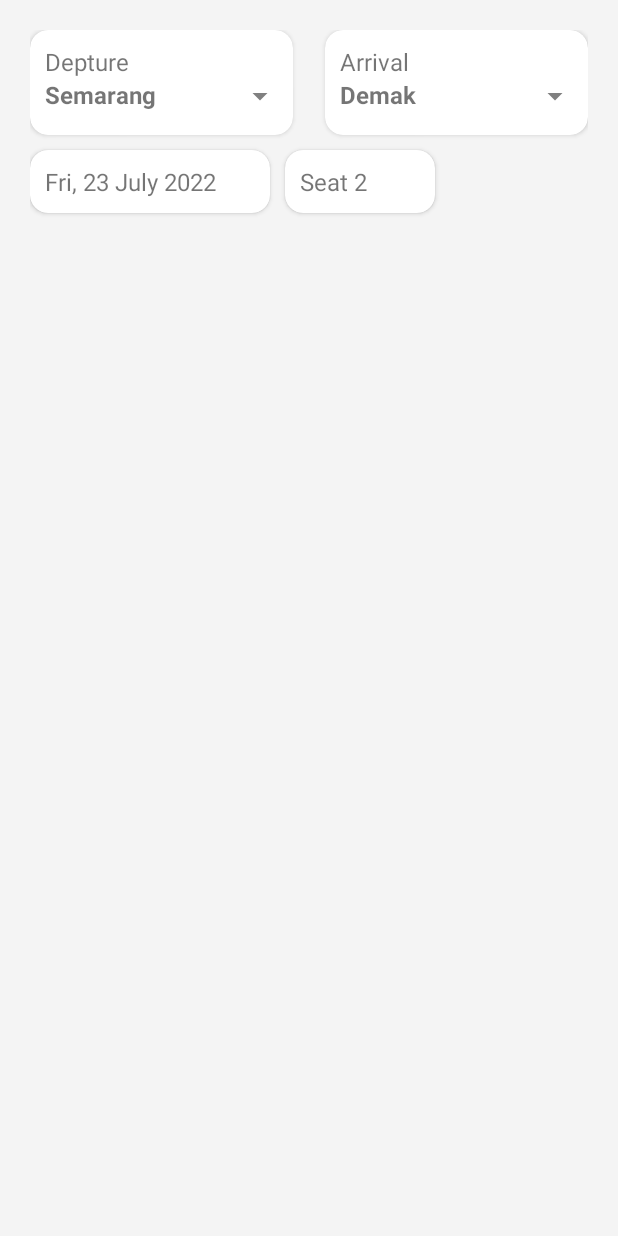
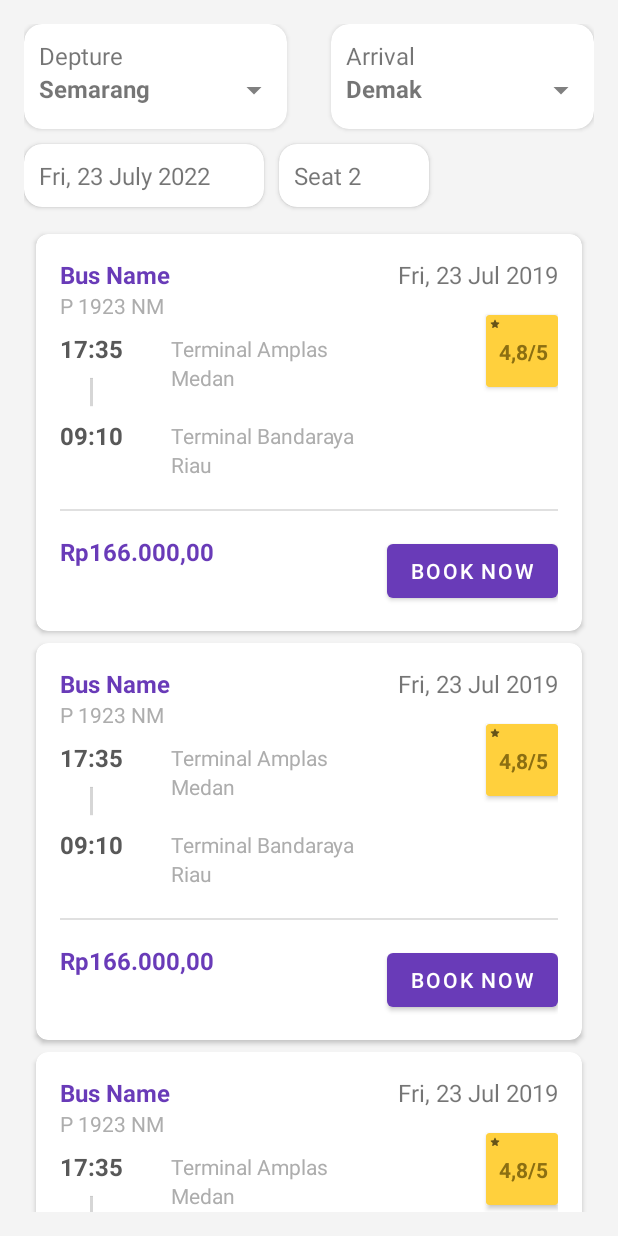
Before and after one commit to RadRasyad/Bux_Final_Project_4_Kampus_Merdeka_Hacktiv8, an Android app: the layout activity_bus_schedule.xml on its own in the app's theme, with its tools: preview values and no code run, on a phone screen of 412 x 824 dp. Run offline under Robolectric (Android 15) with nearby library versions, the phone set to English and light mode, and no system bars.

Commit message:
Trip model, adapter, item layout

```diff
--- a/app/src/main/res/layout/activity_bus_schedule.xml
+++ b/app/src/main/res/layout/activity_bus_schedule.xml
@@ -6,7 +6,7 @@
     android:layout_height="match_parent"
     tools:context=".ui.bus.BusScheduleActivity"
     android:background="@color/bg"
-    android:padding="20dp">
+    android:padding="16dp">
 
     <androidx.cardview.widget.CardView
         android:id="@+id/card1"
@@ -137,6 +137,7 @@
         android:layout_below="@id/card3"
         android:layout_marginTop="10dp"
         android:layout_width="match_parent"
-        android:layout_height="wrap_content"/>
+        android:layout_height="wrap_content"
+        tools:listitem="@layout/item_trip_ticket_layout"/>
 
 </RelativeLayout>
--- /dev/null
+++ b/app/src/main/res/layout/item_trip_ticket_layout.xml
@@ -0,0 +1,199 @@
+<?xml version="1.0" encoding="utf-8"?>
+<androidx.cardview.widget.CardView xmlns:android="http://schemas.android.com/apk/res/android"
+    xmlns:tools="http://schemas.android.com/tools"
+    android:layout_width="match_parent"
+    android:layout_height="wrap_content"
+    xmlns:app="http://schemas.android.com/apk/res-auto"
+    android:layout_marginHorizontal="8dp"
+    android:layout_marginTop="8dp"
+    app:cardCornerRadius="8dp">
+
+    <androidx.constraintlayout.widget.ConstraintLayout
+        android:layout_width="match_parent"
+        android:layout_height="wrap_content"
+        android:padding="16dp">
+
+        <TextView
+            android:id="@+id/tvBusName"
+            android:layout_width="wrap_content"
+            android:layout_height="wrap_content"
+            android:text="Bus Name"
+            android:textColor="@color/primary"
+            android:textStyle="bold"
+            android:textSize="16sp"
+            app:layout_constraintStart_toStartOf="parent"
+            app:layout_constraintTop_toTopOf="parent" />
+
+        <TextView
+            android:id="@+id/tvBusNo"
+            android:layout_width="wrap_content"
+            android:layout_height="wrap_content"
+            android:text="P 1923 NM"
+            android:textColor="@color/text"
+            android:textSize="14sp"
+            app:layout_constraintStart_toStartOf="@+id/tvBusName"
+            app:layout_constraintTop_toBottomOf="@+id/tvBusName" />
+
+        <TextView
+            android:id="@+id/tvDepartDate"
+            android:layout_width="wrap_content"
+            android:layout_height="wrap_content"
+            app:layout_constraintEnd_toEndOf="parent"
+            app:layout_constraintTop_toTopOf="parent"
+            android:text="Fri, 23 Jul 2019"
+            android:textSize="16sp" />
+
+        <TextView
+            android:id="@+id/tvDepartHour"
+            android:layout_width="wrap_content"
+            android:layout_height="wrap_content"
+            android:layout_marginTop="8dp"
+            android:text="17:35"
+            android:textSize="16sp"
+            android:textColor="@color/label"
+            android:textStyle="bold"
+            app:layout_constraintStart_toStartOf="@+id/tvBusNo"
+            app:layout_constraintTop_toBottomOf="@+id/tvBusNo" />
+
+        <TextView
+            android:id="@+id/tvDepartStation"
+            android:layout_width="wrap_content"
+            android:maxWidth="172dp"
+            android:layout_height="wrap_content"
+            android:layout_marginStart="32dp"
+            android:text="Terminal Amplas"
+            android:textColor="@color/text"
+            android:textSize="14sp"
+            app:layout_constraintBottom_toBottomOf="@+id/tvDepartHour"
+            app:layout_constraintStart_toEndOf="@+id/tvDepartHour"
+            app:layout_constraintTop_toTopOf="@+id/tvDepartHour" />
+
+        <TextView
+            android:id="@+id/tvDepartCity"
+            android:layout_width="wrap_content"
+            android:layout_height="wrap_content"
+            android:maxWidth="172dp"
+            android:text="Medan"
+            android:textColor="@color/text"
+            android:textSize="14sp"
+            app:layout_constraintStart_toStartOf="@+id/tvDepartStation"
+            app:layout_constraintTop_toBottomOf="@+id/tvDepartStation" />
+
+        <ImageView
+            android:id="@+id/line"
+            android:layout_width="wrap_content"
+            android:layout_height="20dp"
+            android:layout_marginTop="8dp"
+            android:src="@drawable/vct_line_vertical"
+            app:layout_constraintEnd_toEndOf="@+id/tvDepartHour"
+            app:layout_constraintStart_toStartOf="@+id/tvDepartHour"
+            app:layout_constraintTop_toBottomOf="@+id/tvDepartHour" />
+
+        <TextView
+            android:id="@+id/tvArriveHour"
+            android:layout_width="wrap_content"
+            android:layout_height="wrap_content"
+            android:layout_marginTop="8dp"
+            android:text="09:10"
+            android:textColor="@color/label"
+            android:textSize="16sp"
+            android:textStyle="bold"
+            app:layout_constraintStart_toStartOf="@+id/tvBusNo"
+            app:layout_constraintTop_toBottomOf="@+id/line" />
+
+        <TextView
+            android:id="@+id/tvArriveStation"
+            android:layout_width="wrap_content"
+            android:layout_height="wrap_content"
+            android:maxWidth="172dp"
+            android:layout_marginStart="32dp"
+            android:text="Terminal Bandaraya"
+            android:textColor="@color/text"
+            android:textSize="14sp"
+            app:layout_constraintBottom_toBottomOf="@+id/tvArriveHour"
+            app:layout_constraintStart_toEndOf="@+id/tvArriveHour"
+            app:layout_constraintTop_toTopOf="@+id/tvArriveHour" />
+
+        <TextView
+            android:id="@+id/tvArriveCity"
+            android:layout_width="wrap_content"
+            android:layout_height="wrap_content"
+            android:maxWidth="172dp"
+            android:text="Riau"
+            android:textColor="@color/text"
+            android:textSize="14sp"
+            app:layout_constraintStart_toStartOf="@+id/tvArriveStation"
+            app:layout_constraintTop_toBottomOf="@+id/tvArriveStation" />
+
+        <View
+            android:id="@+id/divider"
+            android:layout_width="393dp"
+            android:layout_height="1dp"
+            android:layout_marginTop="20dp"
+            android:background="?android:attr/listDivider"
+            app:layout_constraintStart_toStartOf="parent"
+            app:layout_constraintTop_toBottomOf="@+id/tvArriveCity" />
+
+        <TextView
+            android:id="@+id/tvPrice"
+            android:layout_width="wrap_content"
+            android:layout_height="wrap_content"
+            android:layout_marginTop="16dp"
+            android:text="Rp166.000,00"
+            android:textColor="@color/primary"
+            android:textSize="16sp"
+            android:textStyle="bold"
+            app:layout_constraintStart_toStartOf="parent"
+            app:layout_constraintTop_toBottomOf="@+id/divider" />
+
+        <com.google.android.material.button.MaterialButton
+            android:layout_width="wrap_content"
+            android:layout_height="wrap_content"
+            android:text="book now"
+            app:layout_constraintEnd_toEndOf="parent"
+            app:layout_constraintTop_toTopOf="@+id/tvPrice" />
+
+        <androidx.cardview.widget.CardView
+            android:id="@+id/layoutStar"
+            android:layout_width="48dp"
+            android:layout_height="48dp"
+            android:layout_marginTop="16dp"
+            app:cardBackgroundColor="@color/secondary"
+            app:layout_constraintEnd_toEndOf="parent"
+            app:layout_constraintTop_toBottomOf="@+id/tvDepartDate">
+
+            <androidx.constraintlayout.widget.ConstraintLayout
+                android:layout_width="match_parent"
+                android:layout_height="match_parent">
+
+                <ImageView
+                    android:id="@+id/imageView3"
+                    android:layout_width="8dp"
+                    android:layout_height="8dp"
+                    android:layout_margin="2dp"
+                    android:src="@drawable/ic_star"
+                    app:layout_constraintStart_toStartOf="parent"
+                    app:layout_constraintTop_toTopOf="parent" />
+
+                <TextView
+                    android:id="@+id/tvRating"
+                    android:layout_width="wrap_content"
+                    android:layout_height="wrap_content"
+                    android:maxWidth="44dp"
+                    android:text="4,8/5"
+                    android:textColor="@color/brown"
+                    android:textSize="14sp"
+                    android:textStyle="bold"
+                    app:layout_constraintBottom_toBottomOf="parent"
+                    app:layout_constraintEnd_toEndOf="parent"
+                    app:layout_constraintStart_toStartOf="@+id/imageView3"
+                    app:layout_constraintTop_toTopOf="parent"/>
+
+            </androidx.constraintlayout.widget.ConstraintLayout>
+
+
+        </androidx.cardview.widget.CardView>
+
+    </androidx.constraintlayout.widget.ConstraintLayout>
+
+</androidx.cardview.widget.CardView>
```
Also changed, not shown: app/src/main/java/com/hacktiv8/bux/model/Trip.java (added, +104 -0 lines), app/src/main/java/com/hacktiv8/bux/ui/adapter/TripAdapter.java (added, +92 -0 lines), app/src/main/java/com/hacktiv8/bux/ui/bus/BusScheduleActivity.java (+28 -1 lines).
